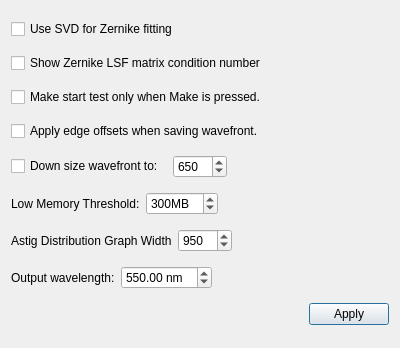
githubdoe/DFTFringe, file settingsgeneral2.ui: the form before one commit.
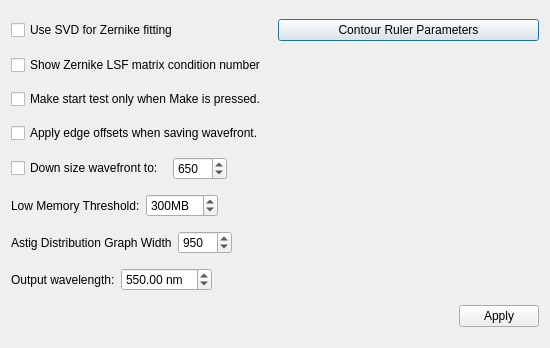
The form after the commit.

Patch:
```diff
--- a/settingsgeneral2.ui
+++ b/settingsgeneral2.ui
@@ -6,7 +6,7 @@
    <rect>
     <x>0</x>
     <y>0</y>
-    <width>400</width>
+    <width>550</width>
     <height>348</height>
    </rect>
   </property>
@@ -15,6 +15,8 @@
   </property>
   <layout class="QVBoxLayout" name="verticalLayout">
    <item>
+    <layout class="QHBoxLayout" name="horizontalLayout_5">
+     <item>
     <widget class="QCheckBox" name="checkBox">
      <property name="toolTip">
       <string>Use SVD Least Square Fit to calculate Zernikes. Slower but may be more robust.
@@ -24,6 +26,15 @@
       <string>Use SVD for Zernike fitting</string>
      </property>
     </widget>
+     </item>
+     <item>
+      <widget class="QPushButton" name="rulerParms">
+       <property name="text">
+        <string>Contour Ruler Parameters</string>
+       </property>
+      </widget>
+     </item>
+    </layout>
    </item>
    <item>
     <widget class="QCheckBox" name="showConditionNumbersCb">
```
Lines whose indentation alone changed are shown as unchanged.
